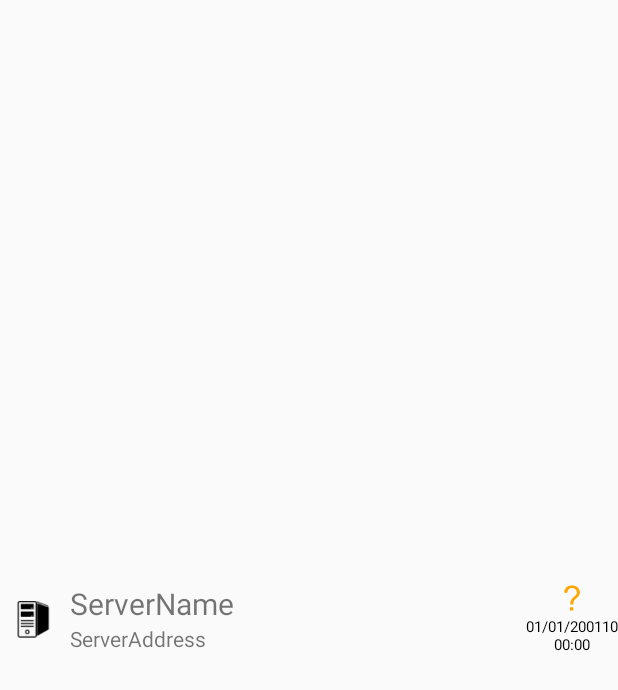
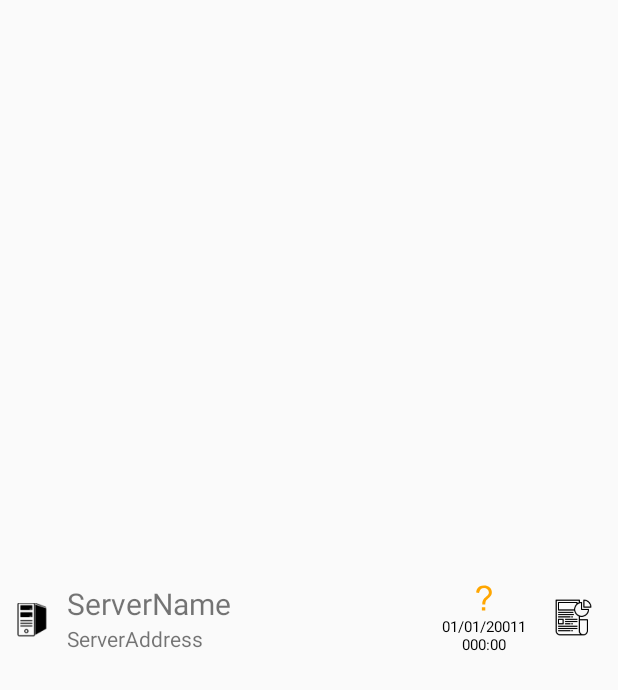
Before and after one commit to gopalfas1008/ServeNotifire, an Android app: the layout activity_server_list_list_entry.xml on its own in the app's theme, with its tools: preview values and no code run, on a phone screen of 412 x 824 dp. Shown: the top 690 px of the screen. Run offline under Robolectric (Android 15) with nearby library versions, the phone set to English and light mode, and no system bars.

Commit message:
init commit

```diff
--- a/app/build.gradle
+++ b/app/build.gradle
@@ -13,6 +13,7 @@ android {
         versionName "1.0"
         testInstrumentationRunner "androidx.test.runner.AndroidJUnitRunner"
     }
+
     lintOptions {
         checkReleaseBuilds false
         // Or, if you prefer, you can continue to check for errors in release builds,
--- a/app/src/main/AndroidManifest.xml
+++ b/app/src/main/AndroidManifest.xml
@@ -52,6 +52,7 @@
         <receiver android:name="com.shreehariji.servenotifire.receiver.ServerAutoCheckerReceiver"
             android:enabled="true"
             android:exported="true"/>
+
         <receiver
             android:name="com.shreehariji.servenotifire.receiver.BootReceiver"
             android:enabled="true"
@@ -84,6 +85,8 @@
                 android:name="android.appwidget.provider"
                 android:resource="@xml/one_server_widget_info" />
         </receiver>
+
+
     </application>
 
 </manifest>
--- a/app/src/main/res/layout/activity_server_list_list_entry.xml
+++ b/app/src/main/res/layout/activity_server_list_list_entry.xml
@@ -1,14 +1,93 @@
 <?xml version="1.0" encoding="utf-8"?>
-<LinearLayout xmlns:android="http://schemas.android.com/apk/res/android" xmlns:app="http://schemas.android.com/apk/res-auto" android:orientation="horizontal" android:layout_width="match_parent" android:layout_height="match_parent">
-    <TextView android:id="@+id/server_list_id" android:visibility="gone" android:layout_width="wrap_content" android:layout_height="wrap_content"/>
-    <TextView android:id="@+id/server_list_disabled" android:visibility="gone" android:layout_width="wrap_content" android:layout_height="wrap_content"/>
-    <ImageView android:gravity="center" android:id="@+id/server_list_picture" android:paddingLeft="10dp" android:paddingTop="4dp" android:paddingRight="10dp" android:layout_width="50dp" android:layout_height="match_parent" android:src="@drawable/computer_case" android:layout_weight="1"/>
-    <LinearLayout android:gravity="center_vertical" android:orientation="vertical" android:layout_width="match_parent" android:layout_height="match_parent" android:layout_weight="30">
-        <TextView android:textSize="20dp" android:id="@+id/server_list_name" android:layout_width="wrap_content" android:layout_height="wrap_content" android:text="ServerName"/>
-        <TextView android:textSize="14dp" android:id="@+id/server_list_address" android:layout_width="wrap_content" android:layout_height="wrap_content" android:text="ServerAddress"/>
+<LinearLayout xmlns:android="http://schemas.android.com/apk/res/android"
+    xmlns:app="http://schemas.android.com/apk/res-auto"
+    android:layout_width="match_parent"
+    android:layout_height="match_parent"
+    android:orientation="horizontal">
+
+    <TextView
+        android:id="@+id/server_list_id"
+        android:layout_width="wrap_content"
+        android:layout_height="wrap_content"
+        android:visibility="gone" />
+
+    <TextView
+        android:id="@+id/server_list_disabled"
+        android:layout_width="wrap_content"
+        android:layout_height="wrap_content"
+        android:visibility="gone" />
+
+    <ImageView
+        android:id="@+id/server_list_picture"
+        android:layout_width="50dp"
+        android:layout_height="match_parent"
+        android:layout_weight="1"
+        android:gravity="center"
+        android:paddingLeft="10dp"
+        android:paddingTop="4dp"
+        android:paddingRight="10dp"
+        android:src="@drawable/computer_case" />
+
+    <LinearLayout
+        android:layout_width="match_parent"
+        android:layout_height="match_parent"
+        android:layout_weight="30"
+        android:gravity="center_vertical"
+        android:orientation="vertical">
+
+        <TextView
+            android:id="@+id/server_list_name"
+            android:layout_width="wrap_content"
+            android:layout_height="wrap_content"
+            android:text="ServerName"
+            android:textSize="20dp" />
+
+        <TextView
+            android:id="@+id/server_list_address"
+            android:layout_width="wrap_content"
+            android:layout_height="wrap_content"
+            android:text="ServerAddress"
+            android:textSize="14dp" />
     </LinearLayout>
-    <LinearLayout android:gravity="center" android:orientation="vertical" android:layout_width="65dp" android:layout_height="match_parent" android:layout_weight="1">
-        <ImageView android:id="@+id/server_list_check_result" android:paddingLeft="20px" android:paddingRight="20px" android:layout_width="wrap_content" android:layout_height="wrap_content" android:src="@drawable/question"/>
-        <TextView android:textSize="10dp" android:textColor="#000" android:gravity="center" android:id="@+id/server_list_check_timestamp" android:layout_width="wrap_content" android:layout_height="wrap_content" android:text="01/01/2001\1000:00"/>
+
+    <LinearLayout
+        android:layout_width="65dp"
+        android:layout_height="match_parent"
+        android:layout_weight="1"
+        android:gravity="center"
+        android:orientation="vertical">
+
+        <ImageView
+            android:id="@+id/server_list_check_result"
+            android:layout_width="wrap_content"
+            android:layout_height="wrap_content"
+            android:paddingLeft="20px"
+            android:paddingRight="20px"
+            android:src="@drawable/question" />
+
+        <TextView
+            android:id="@+id/server_list_check_timestamp"
+            android:layout_width="wrap_content"
+            android:layout_height="wrap_content"
+            android:gravity="center"
+            android:text="01/01/2001\1000:00"
+            android:textColor="#000"
+            android:textSize="10dp" />
+    </LinearLayout>
+
+    <LinearLayout
+        android:layout_width="65dp"
+        android:layout_height="match_parent"
+        android:layout_weight="1"
+        android:gravity="center"
+        android:orientation="vertical">
+
+        <ImageView
+            android:id="@+id/ic_log"
+            android:layout_width="50dp"
+            android:layout_height="35dp"
+            android:padding="5dp"
+            android:src="@drawable/business_report" />
+
     </LinearLayout>
 </LinearLayout>
```
Also changed, not shown: app/src/main/java/com/shreehariji/servenotifire/activity/LogsActivity.java (+8 -5 lines), app/src/main/java/com/shreehariji/servenotifire/adapter/ServerListCursorAdapter.java (+20 -11 lines), app/src/main/java/com/shreehariji/servenotifire/data/LogDAO.java (+12 -5 lines), app/src/main/java/com/shreehariji/servenotifire/tools/ServerChecker.java (+40 -8 lines), app/src/main/res/drawable/business_report.png (added), 1 other file.
